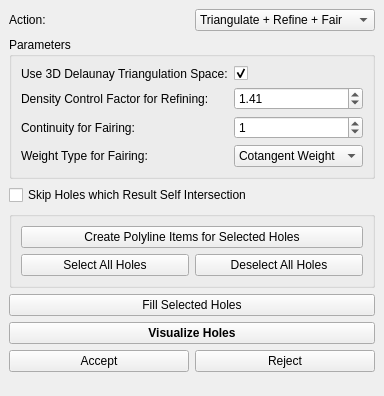
The window that Polyhedron/demo/Polyhedron/Hole_filling_widget.ui (CGAL/cgal) describes before a commit, drawn with Qt 5.
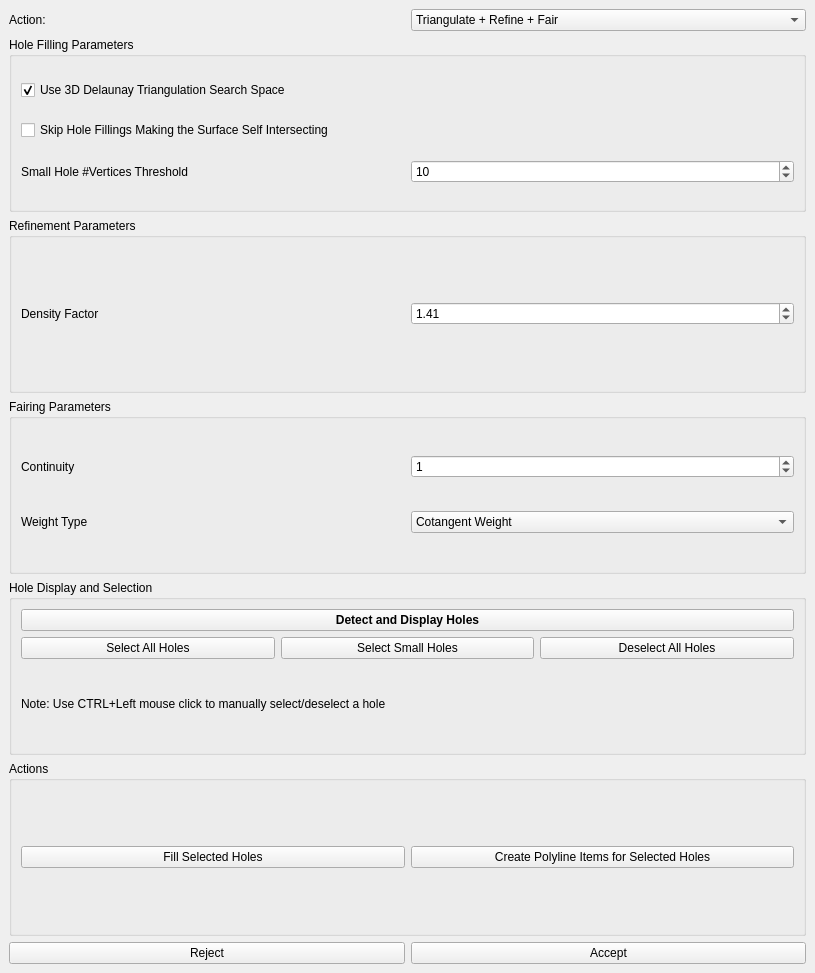
The same window after the commit.

Commit message: rework plugin doc window layout and add button to select small holes

```diff
--- a/Polyhedron/demo/Polyhedron/Hole_filling_widget.ui
+++ b/Polyhedron/demo/Polyhedron/Hole_filling_widget.ui
@@ -9,8 +9,8 @@
    <rect>
     <x>0</x>
     <y>0</y>
-    <width>383</width>
-    <height>396</height>
+    <width>815</width>
+    <height>973</height>
    </rect>
   </property>
   <property name="windowTitle">
@@ -20,7 +20,7 @@
    <property name="enabled">
     <bool>true</bool>
    </property>
-   <layout class="QVBoxLayout" name="verticalLayout">
+   <layout class="QVBoxLayout" name="verticalLayout_6">
     <item>
      <layout class="QHBoxLayout" name="horizontalLayout">
       <item>
@@ -57,118 +57,174 @@
     <item>
      <widget class="QGroupBox" name="groupBox">
       <property name="title">
-       <string>Parameters</string>
+       <string>Hole Filling Parameters</string>
       </property>
-      <layout class="QFormLayout" name="formLayout">
-       <property name="fieldGrowthPolicy">
-        <enum>QFormLayout::AllNonFixedFieldsGrow</enum>
-       </property>
-       <item row="0" column="0">
-        <widget class="QLabel" name="label_4">
-         <property name="text">
-          <string>Use 3D Delaunay Triangulation Space:</string>
-         </property>
-        </widget>
-       </item>
-       <item row="0" column="1">
+      <layout class="QVBoxLayout" name="verticalLayout_4">
+       <item>
         <widget class="QCheckBox" name="Use_delaunay_triangulation_check_box">
          <property name="text">
-          <string/>
+          <string>Use 3D Delaunay Triangulation Search Space</string>
          </property>
          <property name="checked">
           <bool>true</bool>
          </property>
         </widget>
        </item>
-       <item row="2" column="0">
-        <widget class="QLabel" name="label">
+       <item>
+        <widget class="QCheckBox" name="Skip_self_intersection_check_box">
          <property name="text">
-          <string>Density Control Factor for Refining:</string>
+          <string>Skip Hole Fillings Making the Surface Self Intersecting</string>
          </property>
         </widget>
        </item>
-       <item row="2" column="1">
-        <widget class="QDoubleSpinBox" name="Density_control_factor_spin_box">
-         <property name="maximum">
-          <double>96.989999999999995</double>
-         </property>
-         <property name="singleStep">
-          <double>0.200000000000000</double>
-         </property>
-         <property name="value">
-          <double>1.410000000000000</double>
-         </property>
-        </widget>
-       </item>
-       <item row="4" column="0">
-        <widget class="QLabel" name="label_3">
-         <property name="text">
-          <string>Weight Type for Fairing:</string>
-         </property>
-        </widget>
-       </item>
-       <item row="4" column="1">
-        <widget class="QComboBox" name="weight_combo_box">
-         <property name="currentIndex">
-          <number>1</number>
-         </property>
+       <item>
+        <layout class="QHBoxLayout" name="horizontalLayout_8">
          <item>
-          <property name="text">
-           <string>Uniform Weight</string>
-          </property>
+          <widget class="QLabel" name="label_4">
+           <property name="text">
+            <string>Small Hole #Vertices Threshold</string>
+           </property>
+          </widget>
          </item>
          <item>
-          <property name="text">
-           <string>Cotangent Weight</string>
-          </property>
+          <widget class="QDoubleSpinBox" name="vertices_threshold_spin_box">
+           <property name="decimals">
+            <number>0</number>
+           </property>
+           <property name="maximum">
+            <double>999999999.000000000000000</double>
+           </property>
+           <property name="singleStep">
+            <double>1.000000000000000</double>
+           </property>
+           <property name="value">
+            <double>10.000000000000000</double>
+           </property>
+          </widget>
          </item>
-        </widget>
-       </item>
-       <item row="3" column="0">
-        <widget class="QLabel" name="label_5">
-         <property name="text">
-          <string>Continuity for Fairing:</string>
-         </property>
-        </widget>
-       </item>
-       <item row="3" column="1">
-        <widget class="QSpinBox" name="Continuity_spin_box">
-         <property name="minimum">
-          <number>0</number>
-         </property>
-         <property name="maximum">
-          <number>2</number>
-         </property>
-         <property name="value">
-          <number>1</number>
-         </property>
-        </widget>
+        </layout>
        </item>
       </layout>
      </widget>
     </item>
-    <item>
-     <widget class="QCheckBox" name="Skip_self_intersection_check_box">
-      <property name="text">
-       <string>Skip Holes which Result Self Intersection</string>
-      </property>
-     </widget>
-    </item>
     <item>
      <widget class="QGroupBox" name="groupBox_2">
       <property name="title">
-       <string/>
+       <string>Refinement Parameters</string>
       </property>
       <layout class="QVBoxLayout" name="verticalLayout_3">
        <item>
-        <widget class="QPushButton" name="Create_polyline_items_button">
+        <layout class="QHBoxLayout" name="horizontalLayout_5">
+         <item>
+          <widget class="QLabel" name="label">
+           <property name="text">
+            <string>Density Factor</string>
+           </property>
+          </widget>
+         </item>
+         <item>
+          <widget class="QDoubleSpinBox" name="Density_control_factor_spin_box">
+           <property name="maximum">
+            <double>96.989999999999995</double>
+           </property>
+           <property name="singleStep">
+            <double>0.200000000000000</double>
+           </property>
+           <property name="value">
+            <double>1.410000000000000</double>
+           </property>
+          </widget>
+         </item>
+        </layout>
+       </item>
+      </layout>
+     </widget>
+    </item>
+    <item>
+     <widget class="QGroupBox" name="groupBox_3">
+      <property name="title">
+       <string>Fairing Parameters</string>
+      </property>
+      <layout class="QVBoxLayout" name="verticalLayout">
+       <item>
+        <layout class="QHBoxLayout" name="horizontalLayout_6">
+         <item>
+          <widget class="QLabel" name="label_5">
+           <property name="text">
+            <string>Continuity</string>
+           </property>
+          </widget>
+         </item>
+         <item>
+          <widget class="QSpinBox" name="Continuity_spin_box">
+           <property name="minimum">
+            <number>0</number>
+           </property>
+           <property name="maximum">
+            <number>2</number>
+           </property>
+           <property name="value">
+            <number>1</number>
+           </property>
+          </widget>
+         </item>
+        </layout>
+       </item>
+       <item>
+        <layout class="QHBoxLayout" name="horizontalLayout_7">
+         <item>
+          <widget class="QLabel" name="label_3">
+           <property name="text">
+            <string>Weight Type</string>
+           </property>
+          </widget>
+         </item>
+         <item>
+          <widget class="QComboBox" name="weight_combo_box">
+           <property name="currentIndex">
+            <number>1</number>
+           </property>
+           <item>
+            <property name="text">
+             <string>Uniform Weight</string>
+            </property>
+           </item>
+           <item>
+            <property name="text">
+             <string>Cotangent Weight</string>
+            </property>
+           </item>
+          </widget>
+         </item>
+        </layout>
+       </item>
+      </layout>
+     </widget>
+    </item>
+    <item>
+     <widget class="QGroupBox" name="groupBox_4">
+      <property name="title">
+       <string>Hole Display and Selection</string>
+      </property>
+      <layout class="QVBoxLayout" name="verticalLayout_2">
+       <item>
+        <widget class="QPushButton" name="Visualize_holes_button">
+         <property name="enabled">
+          <bool>true</bool>
+         </property>
+         <property name="font">
+          <font>
+           <weight>75</weight>
+           <bold>true</bold>
+          </font>
+         </property>
          <property name="text">
-          <string>Create Polyline Items for Selected Holes</string>
+          <string>Detect and Display Holes</string>
          </property>
         </widget>
        </item>
        <item>
-        <layout class="QHBoxLayout" name="horizontalLayout_2">
+        <layout class="QHBoxLayout" name="horizontalLayout_3">
          <item>
           <widget class="QPushButton" name="Select_all_holes_button">
            <property name="text">
@@ -176,6 +232,13 @@
            </property>
           </widget>
          </item>
+         <item>
+          <widget class="QPushButton" name="Select_small_holes_button">
+           <property name="text">
+            <string>Select Small Holes</string>
+           </property>
+          </widget>
+         </item>
          <item>
           <widget class="QPushButton" name="Deselect_all_holes_button">
            <property name="text">
@@ -185,44 +248,48 @@
          </item>
         </layout>
        </item>
+       <item>
+        <widget class="QLabel" name="label_6">
+         <property name="text">
+          <string>Note: Use CTRL+Left mouse click to manually select/deselect a hole</string>
+         </property>
+        </widget>
+       </item>
       </layout>
      </widget>
     </item>
     <item>
-     <widget class="QPushButton" name="Fill_selected_holes_button">
-      <property name="enabled">
-       <bool>true</bool>
+     <widget class="QGroupBox" name="groupBox_5">
+      <property name="title">
+       <string>Actions</string>
       </property>
-      <property name="text">
-       <string>Fill Selected Holes</string>
-      </property>
-     </widget>
-    </item>
-    <item>
-     <widget class="QPushButton" name="Visualize_holes_button">
-      <property name="enabled">
-       <bool>true</bool>
-      </property>
-      <property name="font">
-       <font>
-        <weight>75</weight>
-        <bold>true</bold>
-       </font>
-      </property>
-      <property name="text">
-       <string>Visualize Holes</string>
-      </property>
+      <layout class="QVBoxLayout" name="verticalLayout_5">
+       <item>
+        <layout class="QHBoxLayout" name="horizontalLayout_2">
+         <item>
+          <widget class="QPushButton" name="Fill_selected_holes_button">
+           <property name="enabled">
+            <bool>true</bool>
+           </property>
+           <property name="text">
+            <string>Fill Selected Holes</string>
+           </property>
+          </widget>
+         </item>
+         <item>
+          <widget class="QPushButton" name="Create_polyline_items_button">
+           <property name="text">
+            <string>Create Polyline Items for Selected Holes</string>
+           </property>
+          </widget>
+         </item>
+        </layout>
+       </item>
+      </layout>
      </widget>
     </item>
     <item>
      <layout class="QHBoxLayout" name="horizontalLayout_4">
-      <item>
-       <widget class="QPushButton" name="Accept_button">
-        <property name="text">
-         <string>Accept</string>
-        </property>
-       </widget>
-      </item>
       <item>
        <widget class="QPushButton" name="Reject_button">
         <property name="text">
@@ -230,21 +297,15 @@
         </property>
        </widget>
       </item>
+      <item>
+       <widget class="QPushButton" name="Accept_button">
+        <property name="text">
+         <string>Accept</string>
+        </property>
+       </widget>
+      </item>
      </layout>
     </item>
-    <item>
-     <spacer name="verticalSpacer">
-      <property name="orientation">
-       <enum>Qt::Vertical</enum>
-      </property>
-      <property name="sizeHint" stdset="0">
-       <size>
-        <width>20</width>
-        <height>40</height>
-       </size>
-      </property>
-     </spacer>
-    </item>
    </layout>
   </widget>
  </widget>
```
The commit also changes 1 other file.
